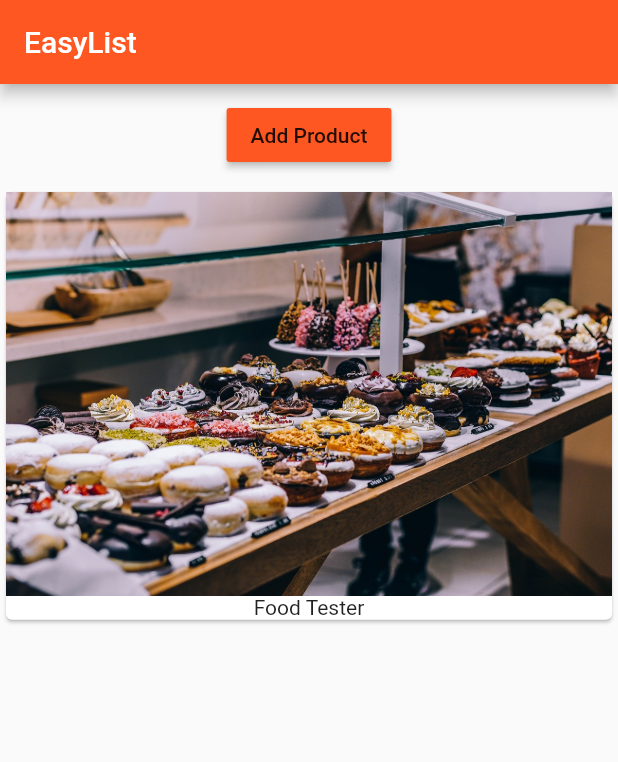
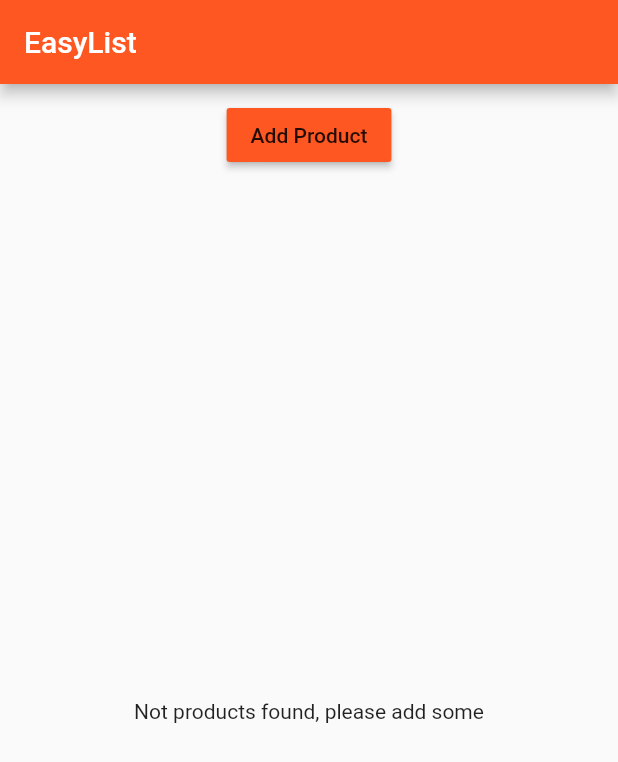
Before and after one commit to franizus/flutter-course-project, a Flutter app: the screen it shows after launch, on a phone screen of 412 x 824 dp. Shown: the top 762 px of the screen. Run offline on Flutter 3.47's test engine with Material 2 defaults, Android fonts, the phone set to English and light mode, and no system bars.

Commit message:
render content conditionally

```diff
--- a/lib/main.dart
+++ b/lib/main.dart
@@ -23,7 +23,7 @@ class MyApp extends StatelessWidget {
         appBar: AppBar(
           title: Text('EasyList'),
         ),
-        body: ProductManager(startingProduct: 'Food Tester'),
+        body: ProductManager(),
       ),
     );
   }
--- a/lib/product_manager.dart
+++ b/lib/product_manager.dart
@@ -6,7 +6,7 @@ import './product_control.dart';
 class ProductManager extends StatefulWidget {
   final String startingProduct;
 
-  ProductManager({this.startingProduct = 'Sweets Tester'});
+  ProductManager({this.startingProduct});
 
   @override
   State<StatefulWidget> createState() {
@@ -20,7 +20,9 @@ class _ProductManagerState extends State<ProductManager> {
 
   @override
   void initState() {
-    _products.add(widget.startingProduct);
+    if (widget.startingProduct != null) {
+      _products.add(widget.startingProduct);
+    }
     super.initState();
   }
 
--- a/lib/products.dart
+++ b/lib/products.dart
@@ -18,9 +18,13 @@ class Products extends StatelessWidget {
 
   @override
   Widget build(BuildContext context) {
-    return ListView.builder(
-      itemBuilder: _buildProductItem,
-      itemCount: products.length,
-    );
+    return products.length > 0
+        ? ListView.builder(
+            itemBuilder: _buildProductItem,
+            itemCount: products.length,
+          )
+        : Center(
+            child: Text('Not products found, please add some'),
+          );
   }
 }
```
